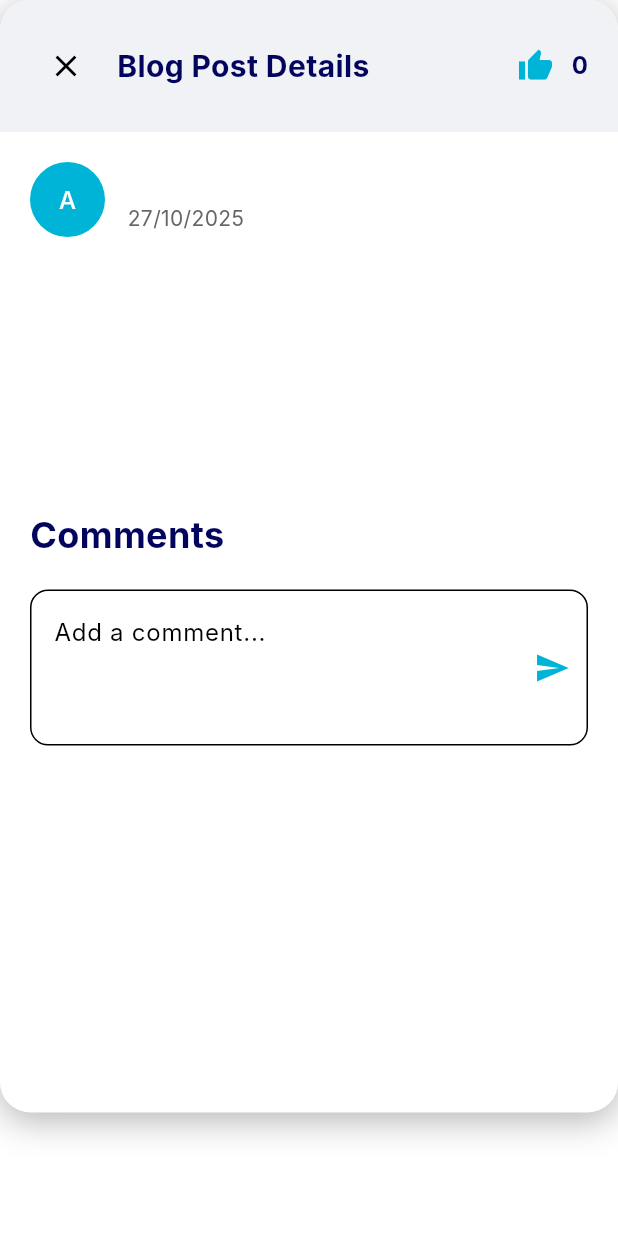
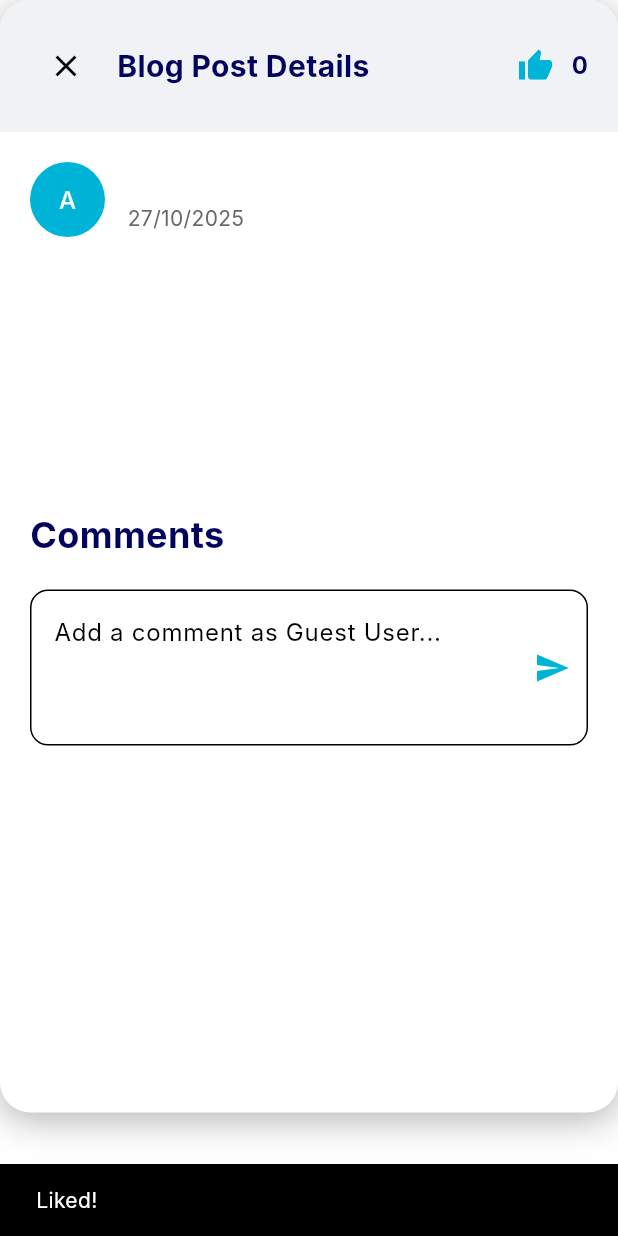
Before and after one commit to phyowaikyaw-mobiledev/learners_gateway_website, a Flutter app: the BlogPostDetailModal widget shown alone on an empty page, opened directly with empty values, after a tap on the "thumb up alt" icon, on a phone screen of 412 x 824 dp. Run offline on Flutter 3.47's test engine with Material 3 defaults, Android fonts, the phone set to English and light mode, and no system bars; our stand-ins replace cloud_firestore, firebase_auth, firebase_core, firebase_storage, font_awesome_flutter, go_router and 1 more; accounts and stored records are empty; Roboto replaces fonts that are missing (Inter).

Commit message:
blog page update

```diff
--- a/lib/screens/blog_page.dart
+++ b/lib/screens/blog_page.dart
@@ -338,7 +338,7 @@ class _BlogPageState extends State<BlogPage> {
       builder: (context) {
         return Container(
           margin: EdgeInsets.symmetric(
-            horizontal: isMobile ? 0 : 0, // ✅ WIDER ON DESKTOP
+            horizontal: isMobile ? 0 : 0,
             vertical: isMobile ? 0:0,
           ),
           child: BlogPostDetailModal(
@@ -540,56 +540,51 @@ class _BlogPostDetailModalState extends State<BlogPostDetailModal> {
   }
 
   void _checkIfLiked() {
-    final firebaseService = Provider.of<FirebaseService>(context, listen: false);
-    final currentUser = firebaseService.currentUser;
-    if (currentUser != null) {
-      setState(() {
-        _isLiked = widget.post.likes.contains(currentUser.uid);
-      });
-    }
+    // Remove login requirement - allow anonymous liking
+    setState(() {
+      _isLiked = false; // Default state for anonymous users
+    });
   }
 
   void _toggleLike() async {
     final firebaseService = Provider.of<FirebaseService>(context, listen: false);
-    final currentUser = firebaseService.currentUser;
-    if (currentUser == null) {
-      ScaffoldMessenger.of(context).showSnackBar(
-        const SnackBar(content: Text('Please login to like posts')),
-      );
-      return;
-    }
+
+    // Generate unique anonymous user ID for this session
+    final anonymousUserId = 'anonymous_${DateTime.now().millisecondsSinceEpoch}';
 
     final success = await firebaseService.likePost(
       widget.post.id,
-      currentUser.uid,
+      anonymousUserId,
     );
 
     if (success) {
       setState(() {
         _isLiked = !_isLiked;
       });
+      ScaffoldMessenger.of(context).showSnackBar(
+        SnackBar(content: Text(_isLiked ? 'Liked!' : 'Like removed')),
+      );
     }
   }
 
   void _addComment() async {
-    final firebaseService = Provider.of<FirebaseService>(context, listen: false);
-    final currentUser = firebaseService.currentUser;
-    if (currentUser == null) {
+    if (_commentController.text.trim().isEmpty) {
       ScaffoldMessenger.of(context).showSnackBar(
-        const SnackBar(content: Text('Please login to comment')),
+        const SnackBar(content: Text('Please enter a comment')),
       );
       return;
     }
 
-    if (_commentController.text.trim().isEmpty) {
-      return;
-    }
+    final firebaseService = Provider.of<FirebaseService>(context, listen: false);
+
+    // Generate unique anonymous user ID
+    final anonymousUserId = 'anonymous_${DateTime.now().millisecondsSinceEpoch}';
 
     final comment = Comment(
       id: DateTime.now().millisecondsSinceEpoch.toString(),
       postId: widget.post.id,
-      authorName: currentUser.displayName ?? 'Anonymous User',
-      authorEmail: currentUser.email ?? '',
+      authorName: 'Guest User', // Anonymous name
+      authorEmail: 'guest@example.com',
       content: _commentController.text.trim(),
       createdAt: DateTime.now(),
     );
@@ -598,7 +593,11 @@ class _BlogPostDetailModalState extends State<BlogPostDetailModal> {
     if (success) {
       _commentController.clear();
       ScaffoldMessenger.of(context).showSnackBar(
-        const SnackBar(content: Text('Comment added successfully')),
+        const SnackBar(content: Text('Comment added successfully!')),
+      );
+    } else {
+      ScaffoldMessenger.of(context).showSnackBar(
+        const SnackBar(content: Text('Failed to add comment')),
       );
     }
   }
@@ -670,7 +669,7 @@ class _BlogPostDetailModalState extends State<BlogPostDetailModal> {
           ),
           Expanded(
             child: SingleChildScrollView(
-              padding: EdgeInsets.all(isMobile ? 20 : 40), // ✅ MORE PADDING ON DESKTOP
+              padding: EdgeInsets.all(isMobile ? 20 : 40),
               child: Column(
                 crossAxisAlignment: CrossAxisAlignment.start,
                 children: [
@@ -771,7 +770,7 @@ class _BlogPostDetailModalState extends State<BlogPostDetailModal> {
                   TextField(
                     controller: _commentController,
                     decoration: InputDecoration(
-                      hintText: 'Add a comment...',
+                      hintText: 'Add a comment as Guest User...',
                       suffixIcon: IconButton(
                         onPressed: _addComment,
                         icon: const Icon(Icons.send, color: Color(0xFF00B4D8), size: 24),
@@ -862,7 +861,7 @@ class CommentCard extends StatelessWidget {
                         color: Color(0xFF03045E),
                       ),
                     ),
-                    if (comment.authorEmail.isNotEmpty)
+                    if (comment.authorEmail.isNotEmpty && comment.authorEmail != 'guest@example.com')
                       Text(
                         comment.authorEmail,
                         style: const TextStyle(
```
Also changed, not shown: 1 other file.
